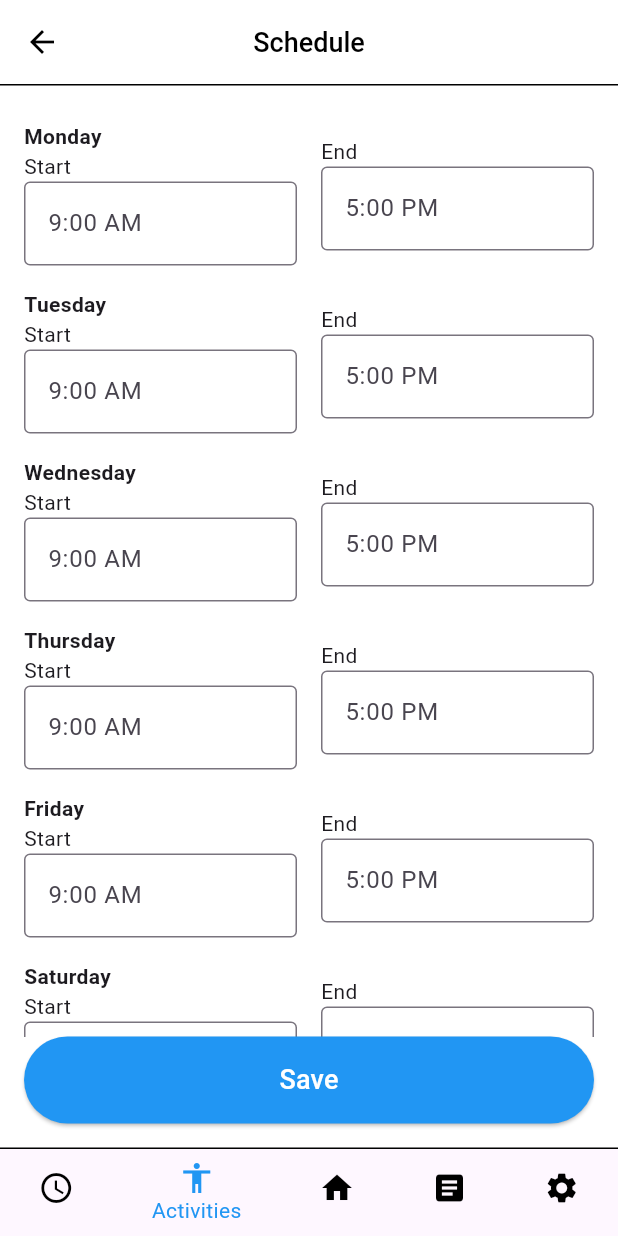
After one commit to chesterrosario-koi/breaktime, a Flutter app: the ScheduleScreen screen opened by its route, item 2 of the bottom bar chosen, after a tap on "Save", on a phone screen of 412 x 824 dp. The commit adds this screen. Run offline on Flutter 3.47's test engine with Material 3 defaults, Android fonts, the phone set to English and light mode, and no system bars.

Commit message:
Add schedule screen

```diff
--- a/lib/main.dart
+++ b/lib/main.dart
@@ -1,6 +1,8 @@
 import 'package:flutter/material.dart';
 import 'screens/login_screen.dart';
 import 'screens/registration_screen.dart';
+import 'screens/home_screen.dart';
+import 'screens/schedule_screen.dart';
 
 void main() {
   runApp(const BreakTimeApp());
@@ -21,6 +23,8 @@ class BreakTimeApp extends StatelessWidget {
       routes: {
         '/': (context) => const LoginScreen(),
         '/register': (context) => const RegistrationScreen(),
+        '/home': (context) => const HomeScreen(),
+        '/schedule': (context) => const ScheduleScreen(),
       },
     );
   }
--- a/lib/screens/home_screen.dart
+++ b/lib/screens/home_screen.dart
@@ -11,20 +11,18 @@ class HomeScreen extends StatefulWidget {
 
 class _HomeScreenState extends State<HomeScreen> {
   int _selectedIndex = 2;
-  bool _isTimerRunning = false; // Track whether the timer is running
+  bool _isTimerRunning = false;
 
   void _onItemTapped(int index) {
+    handleBottomNavigationTap(context, index);
     setState(() {
       _selectedIndex = index;
-      // Handle navigation based on the selected index
-      // For now, we'll just switch between the screens.
-      // You would ideally navigate to different screens.
     });
   }
 
   void _toggleTimer() {
     setState(() {
-      _isTimerRunning = !_isTimerRunning; // Toggle the timer state
+      _isTimerRunning = !_isTimerRunning;
     });
   }
 
@@ -33,17 +31,17 @@ class _HomeScreenState extends State<HomeScreen> {
     return Scaffold(
       appBar: const CustomAppBar(
         title: 'My Dashboard',
-        showBackButton: false,  // Hide the back arrow button
+        showBackButton: false,
       ),
       body: Padding(
-        padding: const EdgeInsets.all(16.0), // Add padding around the content
+        padding: const EdgeInsets.all(16.0),
         child: Column(
           mainAxisAlignment: MainAxisAlignment.center,
           crossAxisAlignment: CrossAxisAlignment.stretch,
           children: <Widget>[
             Center(
               child: GestureDetector(
-                onTap: _toggleTimer, // Toggle timer on tap
+                onTap: _toggleTimer,
                 child: Container(
                   width: 250,
                   height: 250,
--- /dev/null
+++ b/lib/screens/schedule_screen.dart
@@ -0,0 +1,154 @@
+import 'package:flutter/material.dart';
+import '../widgets/custom_app_bar.dart';
+import '../widgets/custom_bottom_nav_bar.dart';
+
+class ScheduleScreen extends StatefulWidget {
+  const ScheduleScreen({super.key});
+
+  @override
+  _ScheduleScreenState createState() => _ScheduleScreenState();
+}
+
+class _ScheduleScreenState extends State<ScheduleScreen> {
+  int _selectedIndex = 0;
+
+  final Map<String, TimeOfDay?> _startTimes = {
+    'Monday': const TimeOfDay(hour: 9, minute: 0),
+    'Tuesday': const TimeOfDay(hour: 9, minute: 0),
+    'Wednesday': const TimeOfDay(hour: 9, minute: 0),
+    'Thursday': const TimeOfDay(hour: 9, minute: 0),
+    'Friday': const TimeOfDay(hour: 9, minute: 0),
+    'Saturday': const TimeOfDay(hour: 9, minute: 0),
+    'Sunday': const TimeOfDay(hour: 9, minute: 0),
+  };
+
+  final Map<String, TimeOfDay?> _endTimes = {
+    'Monday': const TimeOfDay(hour: 17, minute: 0),
+    'Tuesday': const TimeOfDay(hour: 17, minute: 0),
+    'Wednesday': const TimeOfDay(hour: 17, minute: 0),
+    'Thursday': const TimeOfDay(hour: 17, minute: 0),
+    'Friday': const TimeOfDay(hour: 17, minute: 0),
+    'Saturday': const TimeOfDay(hour: 17, minute: 0),
+    'Sunday': const TimeOfDay(hour: 17, minute: 0),
+  };
+
+  void _selectTime(BuildContext context, String day, bool isStart) async {
+    TimeOfDay? picked = await showTimePicker(
+      context: context,
+      initialTime: isStart ? _startTimes[day]! : _endTimes[day]!,
+    );
+
+    if (picked != null) {
+      setState(() {
+        if (isStart) {
+          _startTimes[day] = picked;
+        } else {
+          _endTimes[day] = picked;
+        }
+      });
+    }
+  }
+
+  String _formatTimeOfDay(TimeOfDay time) {
+    final format = MaterialLocalizations.of(context).formatTimeOfDay;
+    return format(time);
+  }
+
+  void _onItemTapped(int index) {
+    handleBottomNavigationTap(context, index);
+    setState(() {
+      _selectedIndex = index;
+    });
+  }
+
+  @override
+  Widget build(BuildContext context) {
+    return Scaffold(
+      appBar: const CustomAppBar(
+        title: 'Schedule',
+        showBackButton: true,
+      ),
+      body: Padding(
+        padding: const EdgeInsets.all(16.0),
+        child: Column(
+          crossAxisAlignment: CrossAxisAlignment.stretch,
+          children: [
+            Expanded(
+              child: ListView(
+                children: _startTimes.keys.map((day) {
+                  return Padding(
+                    padding: const EdgeInsets.symmetric(vertical: 8.0),
+                    child: Row(
+                      children: [
+                        Expanded(
+                          child: Column(
+                            crossAxisAlignment: CrossAxisAlignment.start,
+                            children: [
+                              Text(
+                                day,
+                                style: const TextStyle(
+                                  fontWeight: FontWeight.bold,
+                                ),
+                              ),
+                              const Text('Start'),
+                              GestureDetector(
+                                onTap: () => _selectTime(context, day, true),
+                                child: AbsorbPointer(
+                                  child: TextFormField(
+                                    decoration: InputDecoration(
+                                      border: const OutlineInputBorder(),
+                                      hintText: _formatTimeOfDay(_startTimes[day]!),
+                                    ),
+                                  ),
+                                ),
+                              ),
+                            ],
+                          ),
+                        ),
+                        const SizedBox(width: 16),
+                        Expanded(
+                          child: Column(
+                            crossAxisAlignment: CrossAxisAlignment.start,
+                            children: [
+                              const Text('End'),
+                              GestureDetector(
+                                onTap: () => _selectTime(context, day, false),
+                                child: AbsorbPointer(
+                                  child: TextFormField(
+                                    decoration: InputDecoration(
+                                      border: const OutlineInputBorder(),
+                                      hintText: _formatTimeOfDay(_endTimes[day]!),
+                                    ),
+                                  ),
+                                ),
+                              ),
+                            ],
+                          ),
+                        ),
+                      ],
+                    ),
+                  );
+                }).toList(),
+              ),
+            ),
+            ElevatedButton(
+              onPressed: () {
+                // Handle save action
+              },
+              style: ElevatedButton.styleFrom(
+                padding: const EdgeInsets.symmetric(vertical: 16),
+                backgroundColor: Colors.blue,
+                foregroundColor: Colors.white,
+              ),
+              child: const Text('Save', style: TextStyle(fontSize: 18)),
+            ),
+          ],
+        ),
+      ),
+      bottomNavigationBar: CustomBottomNavBar(
+        currentIndex: _selectedIndex,
+        onTap: _onItemTapped,
+      ),
+    );
+  }
+}
--- a/lib/widgets/custom_bottom_nav_bar.dart
+++ b/lib/widgets/custom_bottom_nav_bar.dart
@@ -1,4 +1,7 @@
 import 'package:flutter/material.dart';
+import '../screens/home_screen.dart';
+import '../screens/schedule_screen.dart';
+// Import other screens as needed
 
 class CustomBottomNavBar extends StatelessWidget {
   final int currentIndex;
@@ -52,3 +55,31 @@ class CustomBottomNavBar extends StatelessWidget {
     );
   }
 }
+
+void handleBottomNavigationTap(BuildContext context, int index) {
+  switch (index) {
+    case 0:
+      Navigator.pushReplacement(
+        context,
+        MaterialPageRoute(builder: (context) => const ScheduleScreen()),
+      );
+      break;
+    case 1:
+      // Navigate to the Activities screen
+      break;
+    case 2:
+      Navigator.pushReplacement(
+        context,
+        MaterialPageRoute(builder: (context) => const HomeScreen()),
+      );
+      break;
+    case 3:
+      // Navigate to the Articles screen
+      break;
+    case 4:
+      // Navigate to the Settings screen
+      break;
+    default:
+      break;
+  }
+}
```
